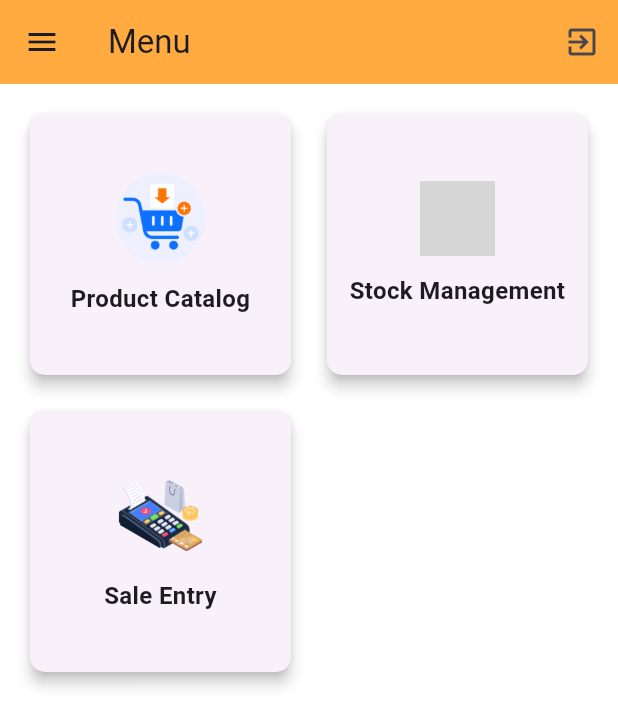
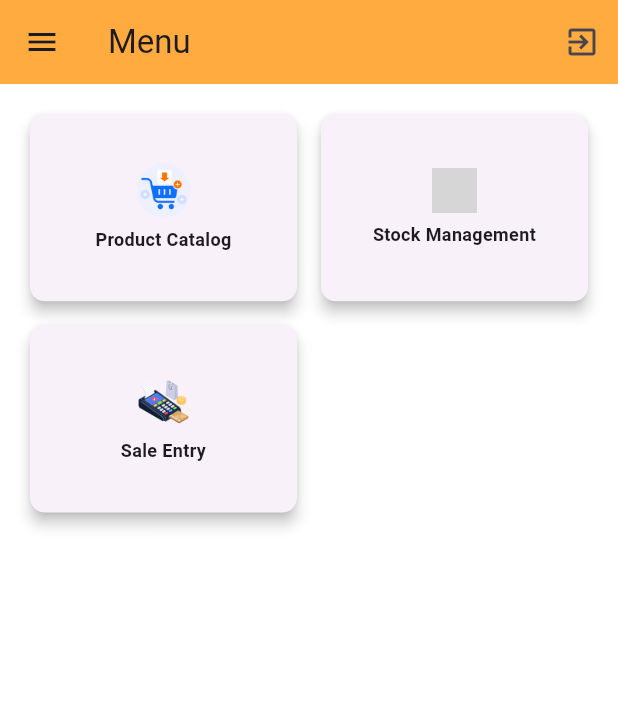
Before and after one commit to M-k-03/my-tasker-application, a Flutter app: the MenuScreen screen opened directly with empty values, on a phone screen of 412 x 824 dp. Shown: the top 727 px of the screen. Run offline on Flutter 3.47's test engine with Material 3 defaults, Android fonts, the phone set to English and light mode, and no system bars; our stand-ins replace cloud_firestore, file_picker, firebase_auth, firebase_core, fluttertoast, shared_preferences; missing offline and left inert: flutter_exit_app, mobile_scanner; accounts and stored records are empty; grey boxes are pictures that could not be loaded.

Commit message:
Refactor: Adjust Menu Screen UI for Improved Readability
This commit refines the UI of the `MenuScreen` by adjusting spacing, icon sizes, and font sizes within the menu item grid for better visual balance and readability.

**Key Changes in `menu_screen.dart`:**

*   **Grid Spacing:**
    *   Reduced `crossAxisSpacing` and `mainAxisSpacing` in the `SliverGridDelegateWithFixedCrossAxisCount` from `16.0` to `8.0` for a tighter layout.
*   **Grid Item Aspect Ratio:**
    *   Changed `childAspectRatio` from `1.0` to `1.4` to make the menu tiles wider than they are tall.
*   **Menu Item Icon Size:**
    *   Reverted image asset dimensions for menu items from `height: 60, width: 60` back to `height: 36, width: 36`.
    *   Reverted the fallback icon size from `50` to `30`.
*   **Menu Item Text:**
    *   Reverted the spacing (`SizedBox height`) between the icon and text from `12` to `6`.
    *   Reverted the `fontSize` for the menu item title from `16` to `12`.
*   **User Email Display:**
    *   Minor code formatting adjustment in the `UserAccountsDrawerHeader` for `_isLoadingEmail` conditional logic (no functional change).

```diff
--- a/lib/views/screens/menu_screen.dart
+++ b/lib/views/screens/menu_screen.dart
@@ -189,7 +189,7 @@ class _MenuScreenState extends State<MenuScreen> {
                     : _shopkeeperName ?? 'User Name', // Fallback if name is null
               ),
               accountEmail: Text(
-                _isLoadingEmail
+                    _isLoadingEmail
                     ? 'Loading email...'
                     : _userEmail ?? 'No email available', // Handle null email after loading
               ),
@@ -230,9 +230,9 @@ class _MenuScreenState extends State<MenuScreen> {
         padding: const EdgeInsets.all(16.0),
         gridDelegate: const SliverGridDelegateWithFixedCrossAxisCount(
           crossAxisCount: 2, // You can adjust this count
-          crossAxisSpacing: 16.0,
-          mainAxisSpacing: 16.0,
-          childAspectRatio: 1.0, // Adjust for desired item shape (width / height)
+          crossAxisSpacing: 8.0, // Further reduced spacing
+          mainAxisSpacing: 8.0,  // Further reduced spacing
+          childAspectRatio: 1.4, // Make tiles even wider than they are tall
         ),
         itemCount: _menuItemsList.length,
         itemBuilder: (context, index) {
@@ -257,21 +257,21 @@ class _MenuScreenState extends State<MenuScreen> {
                 children: <Widget>[
                   Image.asset(
                     menuItem.imagePath,
-                    height: 60, // Adjust size as needed
-                    width: 60,  // Adjust size as needed
+                    height: 36, // Reverted to a larger size
+                    width: 36,  // Reverted to a larger size
                     fit: BoxFit.contain,
                     errorBuilder: (context, error, stackTrace) {
                       // Fallback to Icon if image fails to load
                       print("Error loading image ${menuItem.imagePath}: $error");
-                      return Icon(menuItem.iconData, size: 50, color: Colors.orangeAccent);
+                      return Icon(menuItem.iconData, size: 30, color: Colors.orangeAccent); // Reverted fallback icon size
                     },
                   ),
-                  const SizedBox(height: 12),
+                  const SizedBox(height: 6), // Reverted spacing
                   Text(
                     menuItem.title,
                     textAlign: TextAlign.center,
                     style: const TextStyle(
-                      fontSize: 16,
+                      fontSize: 12, // Reverted font size
                       fontWeight: FontWeight.bold,
                     ),
                   ),
```
